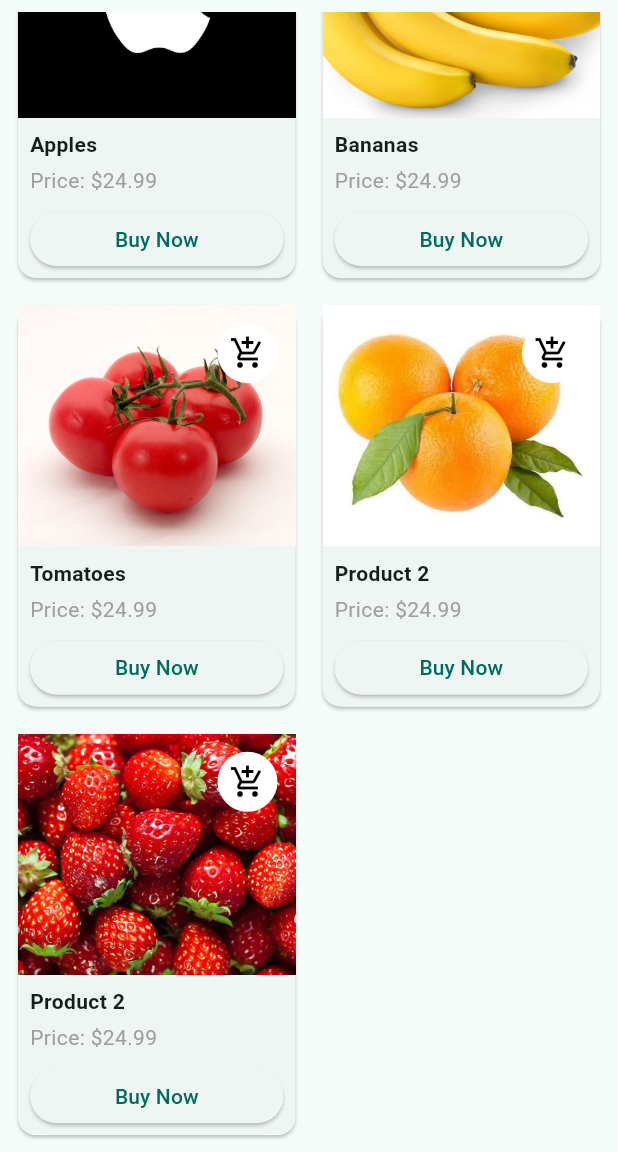
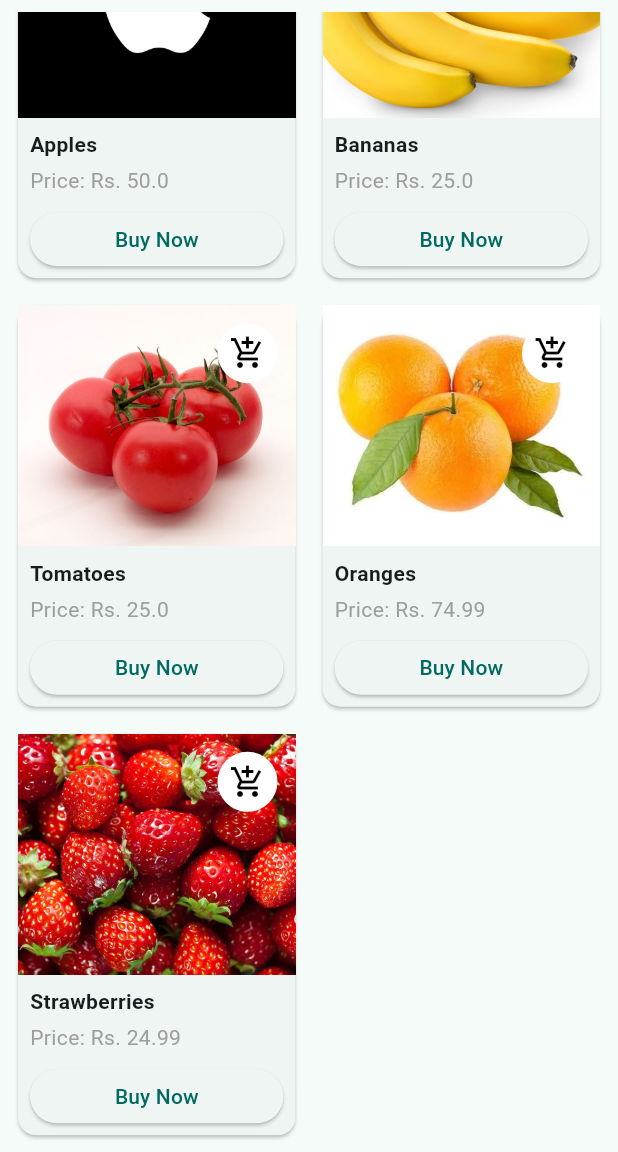
Before and after one commit to Sourish2003/grocery_app, a Flutter app: the HomeScreen screen opened by its route, scrolled down 380 dp, on a phone screen of 412 x 824 dp, the part 84-1236 px from its top. Run offline on Flutter 3.47's test engine with Material 3 defaults, Android fonts, the phone set to English and light mode, and no system bars.

Commit message:
Changed currency

```diff
--- a/lib/screens/cart_screen.dart
+++ b/lib/screens/cart_screen.dart
@@ -57,7 +57,7 @@ class CartScreen extends StatelessWidget {
                           ),
                         ),
                         Text(
-                          '\$${item.totalPrice.toStringAsFixed(2)}',
+                          '\Rs. ${item.totalPrice.toStringAsFixed(2)}',
                           style: const TextStyle(
                             fontWeight: FontWeight.bold,
                           ),
@@ -94,7 +94,7 @@ class CartScreen extends StatelessWidget {
                       ),
                     ),
                     Text(
-                      '\$${totalPrice.toStringAsFixed(2)}',
+                      '\Rs. ${totalPrice.toStringAsFixed(2)}',
                       style: const TextStyle(
                         fontSize: 18,
                         fontWeight: FontWeight.bold,
--- a/lib/screens/home_screen.dart
+++ b/lib/screens/home_screen.dart
@@ -65,42 +65,42 @@ class _HomeScreenState extends State<HomeScreen> {
       Product(
         imageUrl: 'lib/assets/groceries/mangoes.jpg',
         name: 'Mangoes',
-        price: 19.99,
+        price: 100,
         discount: 0.00,
       ),
       Product(
         imageUrl: 'lib/assets/groceries/Red-raspberries.jpg',
-        name: 'Product 2',
-        price: 24.99,
+        name: 'Raspberries',
+        price: 150.00,
         discount: 0.00,
       ),
       Product(
         imageUrl: 'lib/assets/groceries/apples.jpg',
         name: 'Apples',
-        price: 24.99,
+        price: 50,
         discount: 0.00,
       ),
       Product(
         imageUrl: 'lib/assets/groceries/bananas.jpeg',
         name: 'Bananas',
-        price: 24.99,
+        price: 25,
         discount: 0.00,
       ),
       Product(
         imageUrl: 'lib/assets/groceries/tomatoes.jpg',
         name: 'Tomatoes',
-        price: 24.99,
+        price: 25.00,
         discount: 0.00,
       ),
       Product(
         imageUrl: 'lib/assets/groceries/oranges.jpg',
-        name: 'Product 2',
-        price: 24.99,
+        name: 'Oranges',
+        price: 74.99,
         discount: 0.00,
       ),
       Product(
         imageUrl: 'lib/assets/groceries/strawberry.jpg',
-        name: 'Product 2',
+        name: 'Strawberries',
         price: 24.99,
         discount: 0.00,
       ),
--- a/lib/screens/purchase_screen.dart
+++ b/lib/screens/purchase_screen.dart
@@ -62,7 +62,7 @@ class PurchaseScreen extends StatelessWidget {
                           ),
                         ),
                         Text(
-                          '\$${product.totalPrice.toStringAsFixed(2)}',
+                          '\Rs. ${product.totalPrice.toStringAsFixed(2)}',
                           style: const TextStyle(
                             fontWeight: FontWeight.bold,
                           ),
@@ -83,7 +83,7 @@ class PurchaseScreen extends StatelessWidget {
                       ),
                     ),
                     Text(
-                      '\$${totalAmount.toStringAsFixed(2)}',
+                      '\Rs. ${totalAmount.toStringAsFixed(2)}',
                       style: const TextStyle(
                         fontSize: 18,
                         fontWeight: FontWeight.bold,
--- a/lib/widgets/product_card.dart
+++ b/lib/widgets/product_card.dart
@@ -55,7 +55,7 @@ class ProductCard extends StatelessWidget {
                             ),
                             const SizedBox(height: 4),
                             Text(
-                              'Price: \$${product.price}',
+                              'Price: \Rs. ${product.price}',
                               style: const TextStyle(
                                 color: Colors.grey,
                               ),
```
